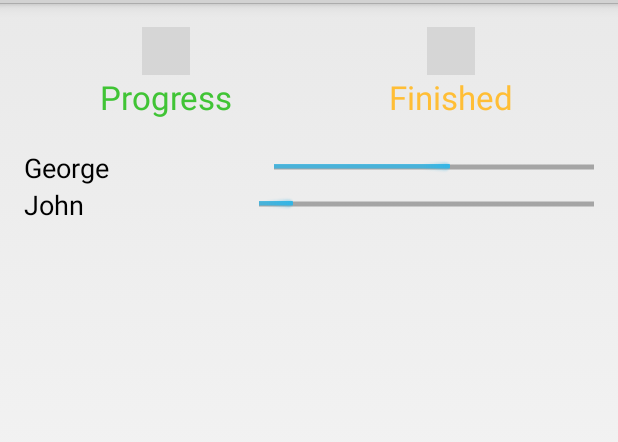
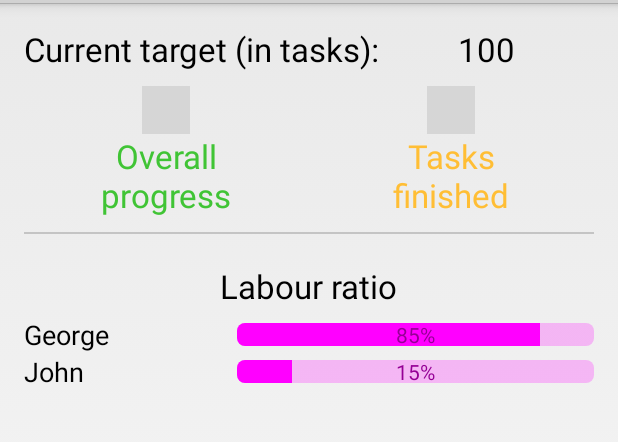
Before and after one commit to DesignUI/android-work-o-meter, an Android app: the screen it shows after launch (StatusActivity), on a phone screen of 412 x 824 dp, the part 69-511 px from its top. Run offline under Robolectric (Android 15) with nearby library versions, the light colour scheme and no system bars; libraries missing offline, so code that uses them is left out: com.github.lzyzsd.circleprogress; plain views replace DonutProgress; 6 statements that could not run were skipped; grey boxes are pictures that could not be loaded.

Commit message:
Improved UI

```diff
--- a/app/src/main/java/cz/innovare/workometer/view/activities/SettingsActivity.java
+++ /dev/null
@@ -1,39 +0,0 @@
-package cz.innovare.workometer.view.activities;
-
-import android.support.v7.app.ActionBarActivity;
-import android.os.Bundle;
-import android.view.Menu;
-import android.view.MenuItem;
-
-import cz.innovare.workometer.R;
-
-public class SettingsActivity extends ActionBarActivity {
-
-    @Override
-    protected void onCreate(Bundle savedInstanceState) {
-        super.onCreate(savedInstanceState);
-        setContentView(R.layout.activity_settings);
-    }
-
-    @Override
-    public boolean onCreateOptionsMenu(Menu menu) {
-        // Inflate the menu; this adds items to the action bar if it is present.
-        getMenuInflater().inflate(R.menu.menu_junk, menu);
-        return true;
-    }
-
-    @Override
-    public boolean onOptionsItemSelected(MenuItem item) {
-        // Handle action bar item clicks here. The action bar will
-        // automatically handle clicks on the Home/Up button, so long
-        // as you specify a parent activity in AndroidManifest.xml.
-        int id = item.getItemId();
-
-        //noinspection SimplifiableIfStatement
-        if (id == R.id.action_settings) {
-            return true;
-        }
-
-        return super.onOptionsItemSelected(item);
-    }
-}
--- a/app/src/main/java/cz/innovare/workometer/view/activities/StatusActivity.java
+++ b/app/src/main/java/cz/innovare/workometer/view/activities/StatusActivity.java
@@ -68,7 +68,7 @@ public class StatusActivity extends Activity {
         c = db.query(DbContract.Worker.TABLE_NAME,new String[]{DbContract.Worker._ID,DbContract.Worker.COLUMNN_NAME, DbContract.Worker.COLUMNN_FINISHED_GOALS},null,null,null,null, DbContract.Worker.COLUMNN_NAME);
         if (c.getCount() != 0 || true) {
             c.moveToFirst();
-            workers.setAdapter(new WorkersCursorAdapter(getApplicationContext(), c, PreferenceManager.getDefaultSharedPreferences(getApplicationContext()).getInt("taskGoal", 0)));
+            workers.setAdapter(new WorkersCursorAdapter(getApplicationContext(), c, PreferenceManager.getDefaultSharedPreferences(getApplicationContext()).getInt("taskGoal", 0),sumOfCompletedTasks));
         }
 
         SharedPreferences sp = PreferenceManager.getDefaultSharedPreferences(getApplicationContext());
@@ -86,9 +86,6 @@ public class StatusActivity extends Activity {
     protected void setOverallProgress(int sumOfTasks, int taskGoal) {
         DonutProgress prog = (DonutProgress)findViewById(R.id.overallProgress);
         prog.setMax(100);
-        System.out.println(sumOfTasks);
-        System.out.println(taskGoal);
-        System.out.println(Math.round(((float)sumOfTasks)/((float)taskGoal)*100));
         prog.setProgress(Math.round(((float)sumOfTasks)/((float)taskGoal)*100));
     }
 
@@ -96,10 +93,13 @@ public class StatusActivity extends Activity {
     protected class WorkersCursorAdapter extends CursorAdapter {
 
         int weekGoal = 0;
+        int sumOfFinishedTasks;
 
-        public WorkersCursorAdapter(Context context, Cursor c, int weekGoal) {
+        public WorkersCursorAdapter(Context context, Cursor c, int weekGoal, int sumOfFinishedTasks) {
             super(context,c);
             this.weekGoal = weekGoal;
+            this.sumOfFinishedTasks = sumOfFinishedTasks;
+
         }
 
         @Override
@@ -111,9 +111,13 @@ public class StatusActivity extends Activity {
         public void bindView(View view, Context context, Cursor cursor) {
             TextView name = (TextView)view.findViewById(R.id.workerName);
             ProgressBar bar = (ProgressBar) view.findViewById(R.id.workerProgressBar);
-            bar.setMax(weekGoal);
+            TextView title = (TextView) view.findViewById(R.id.workerProgressTitle);
+
+            int tasks = cursor.getInt(cursor.getColumnIndex(DbContract.Worker.COLUMNN_FINISHED_GOALS));
+            bar.setMax(sumOfFinishedTasks);
             name.setText(cursor.getString(cursor.getColumnIndex(DbContract.Worker.COLUMNN_NAME)));
-            bar.setProgress(cursor.getInt(cursor.getColumnIndex(DbContract.Worker.COLUMNN_FINISHED_GOALS)));
+            bar.setProgress(tasks);
+            title.setText(Math.round((float)tasks*100f/(float)sumOfFinishedTasks) + "%");
         }
     }
 }
--- /dev/null
+++ b/app/src/main/java/cz/innovare/workometer/view/dialogs/NewEmployeeDialog.java
@@ -0,0 +1,16 @@
+package cz.innovare.workometer.view.dialogs;
+
+import android.app.Dialog;
+import android.content.Context;
+
+/**
+ * Created by Vaclav Sraier on 20.6.15.
+ */
+public class NewEmployeeDialog extends Dialog{
+
+    public NewEmployeeDialog(Context context) {
+        super(context);
+    }
+
+
+}
--- /dev/null
+++ b/app/src/main/res/drawable/horizontal_progressbar_background.xml
@@ -0,0 +1,9 @@
+<?xml version="1.0" encoding="utf-8"?>
+<selector xmlns:android="http://schemas.android.com/apk/res/android">
+    <item android:id="@android:id/background">
+        <shape>
+            <solid android:color="#3eff00ff"/>
+            <corners android:radius="5dp" />
+        </shape>
+    </item>
+</selector>
--- /dev/null
+++ b/app/src/main/res/drawable/horizontal_progressbar_progress.xml
@@ -0,0 +1,11 @@
+<?xml version="1.0" encoding="utf-8"?>
+<selector xmlns:android="http://schemas.android.com/apk/res/android">
+    <item android:id="@android:id/progress">
+        <clip>
+            <shape>
+                <solid android:color="#ffff00ff"/>
+                <corners android:radius="5dp" />
+            </shape>
+        </clip>
+    </item>
+</selector>
--- a/app/src/main/res/layout/activity_settings.xml
+++ /dev/null
@@ -1,12 +0,0 @@
-<RelativeLayout xmlns:android="http://schemas.android.com/apk/res/android"
-    xmlns:tools="http://schemas.android.com/tools" android:layout_width="match_parent"
-    android:layout_height="match_parent" android:paddingLeft="@dimen/activity_horizontal_margin"
-    android:paddingRight="@dimen/activity_horizontal_margin"
-    android:paddingTop="@dimen/activity_vertical_margin"
-    android:paddingBottom="@dimen/activity_vertical_margin"
-    tools:context="cz.innovare.workometer.view.activities.SettingsActivity">
-
-    <TextView android:text="@string/hello_world" android:layout_width="wrap_content"
-        android:layout_height="wrap_content" />
-
-</RelativeLayout>
--- a/app/src/main/res/layout/activity_status.xml
+++ b/app/src/main/res/layout/activity_status.xml
@@ -9,6 +9,32 @@
     android:paddingBottom="@dimen/activity_vertical_margin"
     android:orientation="vertical"
     tools:context="cz.innovare.workometer.view.activities.StatusActivity">
+
+    <LinearLayout
+        android:orientation="horizontal"
+        android:layout_width="match_parent"
+        android:layout_height="wrap_content"
+        android:layout_marginBottom="10dp">
+
+        <TextView
+            android:layout_width="wrap_content"
+            android:layout_height="wrap_content"
+            android:textAppearance="?android:attr/textAppearanceLarge"
+            android:text="@string/current_tasks"
+            android:id="@+id/currentTasksTitle"
+            android:layout_weight="1" />
+
+        <TextView
+            android:layout_width="wrap_content"
+            android:layout_height="wrap_content"
+            android:textAppearance="?android:attr/textAppearanceLarge"
+            android:text="100"
+            android:id="@+id/currentTasksNumber"
+            android:layout_gravity="right"
+            android:layout_weight="1"
+            android:textAlignment="gravity"
+            android:clickable="true" />
+    </LinearLayout>
 
     <LinearLayout
         android:layout_width="match_parent"
@@ -80,14 +106,30 @@
                 android:gravity="center_vertical|center_horizontal"
                 android:textColor="#ffffbe35" />
         </LinearLayout>
+    </LinearLayout>
 
-    </LinearLayout>
+    <View
+        android:layout_marginTop="10dp"
+        android:layout_width="match_parent"
+        android:layout_height="1dp"
+        android:background="#ffc4c4c4" />
+
+
+    <TextView
+        android:layout_marginTop="20dp"
+        android:layout_width="wrap_content"
+        android:layout_height="wrap_content"
+        android:textAppearance="?android:attr/textAppearanceLarge"
+        android:text="@string/labour_ratio"
+        android:id="@+id/textView2"
+        android:layout_gravity="center_horizontal" />
+
     <ListView
         android:layout_width="match_parent"
         android:layout_height="wrap_content"
         android:id="@+id/workerListView"
         android:drawSelectorOnTop="true"
-        android:layout_marginTop="20dp"
+        android:layout_marginTop="5dp"
         android:headerDividersEnabled="true"
         android:divider="@null" />
 
--- a/app/src/main/res/layout/listview_workers_layout.xml
+++ b/app/src/main/res/layout/listview_workers_layout.xml
@@ -4,20 +4,43 @@
     android:orientation="horizontal">
 
     <TextView
-        android:layout_width="wrap_content"
+        android:layout_width="0dp"
         android:layout_height="wrap_content"
         android:textAppearance="?android:attr/textAppearanceMedium"
         android:text="Medium Text"
         android:id="@+id/workerName"
         android:layout_gravity="center_vertical"
-        android:layout_weight="4" />
+        android:layout_weight="3" />
 
-    <ProgressBar
-        style="?android:attr/progressBarStyleHorizontal"
+    <FrameLayout
         android:layout_width="wrap_content"
-        android:layout_height="wrap_content"
-        android:id="@+id/workerProgressBar"
-        android:layout_gravity="center_vertical"
-        android:layout_weight="6" />
+        android:layout_height="match_parent"
+        android:layout_weight="4">
+        <ProgressBar
+            android:background="@drawable/horizontal_progressbar_background"
+
+            style="@android:style/Widget.ProgressBar.Horizontal"
+            android:layout_width="match_parent"
+            android:layout_height="wrap_content"
+            android:id="@+id/workerProgressBar"
+            android:layout_gravity="center"
+            android:progressDrawable="@drawable/horizontal_progressbar_progress"
+            android:max="10"
+            android:progress="5"
+            android:minHeight="15dp"
+            android:maxHeight="15dp" />
+
+        <TextView
+            android:layout_width="wrap_content"
+            android:layout_height="wrap_content"
+            android:textAppearance="?android:attr/textAppearanceSmall"
+            android:text="10"
+            android:id="@+id/workerProgressTitle"
+            android:layout_gravity="center"
+            android:textColor="#ff950095" />
+
+    </FrameLayout>
+
+
 
 </LinearLayout>
--- a/app/src/main/res/menu/menu_junk.xml
+++ /dev/null
@@ -1,7 +0,0 @@
-<menu xmlns:android="http://schemas.android.com/apk/res/android"
-    xmlns:app="http://schemas.android.com/apk/res-auto"
-    xmlns:tools="http://schemas.android.com/tools"
-    tools:context="cz.innovare.workometer.view.activities.SettingsActivity">
-    <item android:id="@+id/action_settings" android:title="@string/action_settings"
-        android:orderInCategory="100" app:showAsAction="never" />
-</menu>
--- a/app/src/main/res/values/strings.xml
+++ b/app/src/main/res/values/strings.xml
@@ -2,11 +2,11 @@
     <string name="app_name">Work\'o\'meter</string>
     <string name="title_activity_status">Innovare Work\'o\'meter</string>
     <string name="empty_worker_listview">No employees available.</string>
-    <string name="total_tasks_description">Finished</string>
-    <string name="overall_progress_description">Progress</string>
+    <string name="total_tasks_description">Tasks\nfinished</string>
+    <string name="overall_progress_description">Overall\nprogress</string>
     <string name="title_activity_settings">SettingsActivity</string>
-
+    <string name="labour_ratio">Labour ratio</string>
     <string name="hello_world">Hello world!</string>
     <string name="action_settings">Preferences</string>
-
+    <string name="current_tasks">Current target (in tasks):</string>
 </resources>
```
